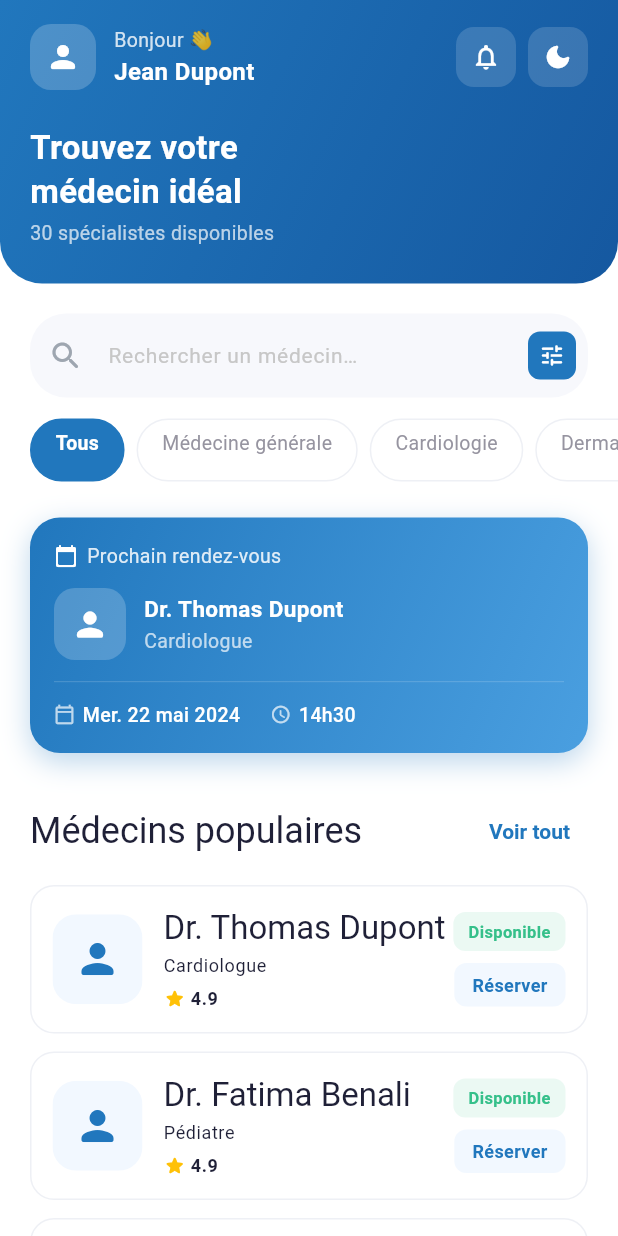
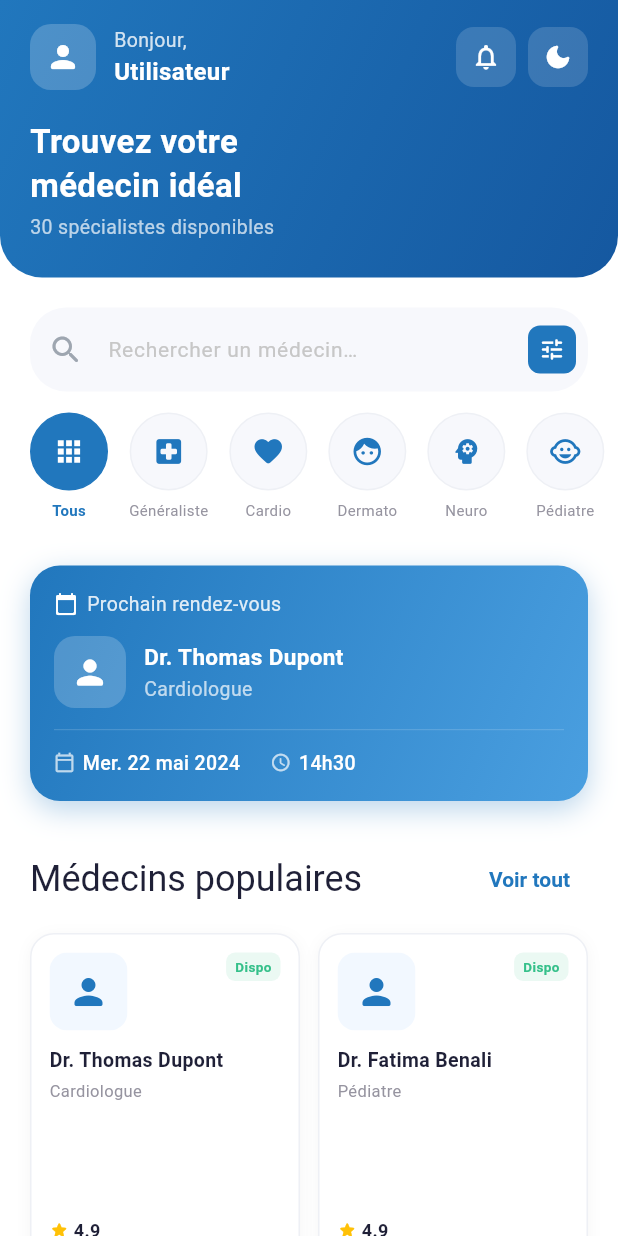
Before and after one commit to Gaye699/carely, a Flutter app: the HomeScreen screen opened directly, on a phone screen of 412 x 824 dp. Run offline on Flutter 3.47's test engine with Material 3 defaults, Android fonts, the phone set to English and light mode, and no system bars; our stand-ins replace flutter_secure_storage, go_router, shared_preferences, sqflite_common_ffi; accounts and stored records are empty; network calls fail.

Commit message:
fix+design: retour navigation, synchro medecins admin/patient, redesign accueil
fix: context.push() au lieu de context.go() pour les fiches medecin (retour OK)
feat: ConsultantRepository charge depuis API backend en priorite, SQLite local en fallback
feat: ConsultantDomain ajoute icones et labels courts pour les chips
design: specialites avec icones rondes au lieu de texte plat
design: liste medecins en grille 2 colonnes au lieu de liste simple
chore: Consultant.fromApiMap() pour parser la reponse backend

Co-Authored-By: Claude Sonnet 4.6 <noreply@anthropic.com>

```diff
--- a/lib/core/models/consultant.dart
+++ b/lib/core/models/consultant.dart
@@ -1,3 +1,5 @@
+import 'package:flutter/material.dart';
+
 class ConsultantDomain {
   ConsultantDomain._();
 
@@ -38,7 +40,50 @@ class ConsultantDomain {
     gynecology: 'Gynécologie',
   };
 
+  static const Map<String, String> shortLabels = {
+    general: 'Généraliste',
+    cardiology: 'Cardio',
+    dermatology: 'Dermato',
+    neurology: 'Neuro',
+    pediatrics: 'Pédiatre',
+    orthopedics: 'Ortho',
+    ophthalmology: 'Ophtalmo',
+    psychiatry: 'Psy',
+    dental: 'Dentiste',
+    gynecology: 'Gynéco',
+  };
+
+  static const Map<String, IconData> icons = {
+    general: Icons.local_hospital_rounded,
+    cardiology: Icons.favorite_rounded,
+    dermatology: Icons.face_rounded,
+    neurology: Icons.psychology_rounded,
+    pediatrics: Icons.child_care_rounded,
+    orthopedics: Icons.accessibility_new_rounded,
+    ophthalmology: Icons.visibility_rounded,
+    psychiatry: Icons.self_improvement_rounded,
+    dental: Icons.medical_services_rounded,
+    gynecology: Icons.pregnant_woman_rounded,
+  };
+
   static String label(String domain) => labels[domain] ?? domain;
+  static String shortLabel(String domain) => shortLabels[domain] ?? labels[domain] ?? domain;
+  static IconData icon(String domain) => icons[domain] ?? Icons.local_hospital_rounded;
+
+  static String fromSpecialty(String specialty) {
+    final s = specialty.toLowerCase();
+    if (s.contains('généraliste') || s.contains('generaliste') || s.contains('général')) return general;
+    if (s.contains('cardio')) return cardiology;
+    if (s.contains('dermato')) return dermatology;
+    if (s.contains('neuro')) return neurology;
+    if (s.contains('pédiat') || s.contains('pediat')) return pediatrics;
+    if (s.contains('orthop')) return orthopedics;
+    if (s.contains('ophtalmo') || s.contains('ophthal')) return ophthalmology;
+    if (s.contains('psychiatr') || s.contains('psy')) return psychiatry;
+    if (s.contains('dentiste') || s.contains('dentist')) return dental;
+    if (s.contains('gynéco') || s.contains('gyneco')) return gynecology;
+    return general;
+  }
 }
 
 class Consultant {
@@ -68,6 +113,7 @@ class Consultant {
     this.updatedAt,
   });
 
+  // From local SQLite
   factory Consultant.fromMap(Map<String, dynamic> map) => Consultant(
         id: map['id'] as int?,
         fullName: map['full_name'] as String,
@@ -81,6 +127,25 @@ class Consultant {
         createdAt: map['created_at'] as String?,
         updatedAt: map['updated_at'] as String?,
       );
+
+  // From backend API (admin-managed doctors)
+  factory Consultant.fromApiMap(Map<String, dynamic> map) {
+    final firstName = map['firstName'] as String? ?? '';
+    final lastName = map['lastName'] as String? ?? '';
+    final specialty = map['specialty'] as String? ?? '';
+    final isActive = map['isActive'];
+
+    return Consultant(
+      id: map['id'] as int?,
+      fullName: 'Dr. $firstName $lastName'.trim(),
+      specialty: specialty,
+      domain: ConsultantDomain.fromSpecialty(specialty),
+      phone: map['phone'] as String?,
+      photoUrl: map['photoUrl'] as String?,
+      rating: (map['rating'] as num?)?.toDouble() ?? 4.5,
+      available: isActive == null || isActive == 1 || isActive == true,
+    );
+  }
 
   Map<String, dynamic> toMap() => {
         if (id != null) 'id': id,
--- a/lib/screens/home/home_screen.dart
+++ b/lib/screens/home/home_screen.dart
@@ -1,8 +1,10 @@
 import 'package:flutter/material.dart';
+import 'package:go_router/go_router.dart';
 import 'package:provider/provider.dart';
 import '../../core/models/consultant.dart';
 import '../../core/providers/consultant_provider.dart';
 import '../../core/providers/theme_provider.dart';
+import '../../core/services/auth_service.dart';
 import '../../core/theme/app_colors.dart';
 
 class HomeScreen extends StatefulWidget {
@@ -12,15 +14,12 @@ class HomeScreen extends StatefulWidget {
 }
 
 class _HomeScreenState extends State<HomeScreen> {
-  // null = "Tous"
   String? _selectedDomain;
 
   @override
   Widget build(BuildContext context) {
     final theme = Theme.of(context);
     final isDark = theme.brightness == Brightness.dark;
-
-    // Watch at the top of build so no Consumer ends up inside slivers.
     final consultantProvider = context.watch<ConsultantProvider>();
 
     final filtered = _selectedDomain == null
@@ -34,13 +33,14 @@ class _HomeScreenState extends State<HomeScreen> {
         child: CustomScrollView(
           slivers: [
             SliverToBoxAdapter(
-              child: _header(context, isDark, consultantProvider.allConsultants.length),
+              child: _header(
+                  context, isDark, consultantProvider.allConsultants.length),
             ),
-            SliverToBoxAdapter(child: _searchBar()),
+            SliverToBoxAdapter(child: _searchBar(context)),
             SliverToBoxAdapter(child: _chips(isDark)),
             SliverToBoxAdapter(
               child: Padding(
-                padding: const EdgeInsets.fromLTRB(20, 24, 20, 0),
+                padding: const EdgeInsets.fromLTRB(20, 20, 20, 0),
                 child: _upcomingCard(),
               ),
             ),
@@ -59,14 +59,13 @@ class _HomeScreenState extends State<HomeScreen> {
                       ),
                     ),
                     TextButton(
-                      onPressed: () {},
+                      onPressed: () => context.go('/search'),
                       child: const Text('Voir tout'),
                     ),
                   ],
                 ),
               ),
             ),
-            // Sliver list — built from plain data, no Consumer wrapper.
             if (consultantProvider.isLoading)
               const SliverToBoxAdapter(
                 child: Padding(
@@ -90,13 +89,20 @@ class _HomeScreenState extends State<HomeScreen> {
                 ),
               )
             else
-              SliverList(
+              SliverPadding(
+                padding: const EdgeInsets.fromLTRB(20, 0, 20, 24),
+                sliver: SliverGrid(
+                  gridDelegate:
+                      const SliverGridDelegateWithFixedCrossAxisCount(
+                    crossAxisCount: 2,
+                    mainAxisSpacing: 12,
+                    crossAxisSpacing: 12,
+                    childAspectRatio: 0.82,
+                  ),
                   delegate: SliverChildBuilderDelegate(
-                  (_, i) => Padding(
-                    padding: const EdgeInsets.fromLTRB(20, 0, 20, 12),
-                    child: _doctorCard(filtered[i], theme, isDark),
+                    (_, i) => _doctorCard(filtered[i], theme, isDark),
+                    childCount: filtered.length,
                   ),
-                  childCount: filtered.length,
                 ),
               ),
             const SliverPadding(padding: EdgeInsets.only(bottom: 24)),
@@ -129,11 +135,8 @@ class _HomeScreenState extends State<HomeScreen> {
                     color: Colors.white.withValues(alpha: 0.2),
                     borderRadius: BorderRadius.circular(14),
                   ),
-                  child: const Icon(
-                    Icons.person_rounded,
-                    color: Colors.white,
-                    size: 24,
-                  ),
+                  child: const Icon(Icons.person_rounded,
+                      color: Colors.white, size: 24),
                 ),
                 const SizedBox(width: 12),
                 Expanded(
@@ -141,27 +144,33 @@ class _HomeScreenState extends State<HomeScreen> {
                     crossAxisAlignment: CrossAxisAlignment.start,
                     children: [
                       Text(
-                        'Bonjour 👋',
+                        'Bonjour,',
                         style: TextStyle(
                             color: Colors.white.withValues(alpha: 0.8),
-                          fontSize: 13,
+                            fontSize: 13),
                       ),
-                      ),
-                      const Text(
-                        'Jean Dupont',
-                        style: TextStyle(
+                      Consumer<AuthService>(
+                        builder: (context, auth, child) {
+                          final user = auth.currentUser;
+                          final name = user != null
+                              ? '${user['firstName'] ?? ''} ${user['lastName'] ?? ''}'
+                                  .trim()
+                              : '';
+                          return Text(
+                            name.isNotEmpty ? name : 'Utilisateur',
+                            style: const TextStyle(
                               color: Colors.white,
                               fontSize: 16,
                               fontWeight: FontWeight.w600,
                             ),
+                          );
+                        },
                       ),
                     ],
                   ),
                 ),
                 _iconBtn(Icons.notifications_outlined),
                 const SizedBox(width: 8),
-                // Consumer<ThemeProvider> is fine here — it's inside
-                // SliverToBoxAdapter's child, not directly in slivers.
                 Consumer<ThemeProvider>(
                   builder: (_, tp, _) => _iconBtn(
                     tp.isDark
@@ -172,7 +181,7 @@ class _HomeScreenState extends State<HomeScreen> {
                 ),
               ],
             ),
-            const SizedBox(height: 24),
+            const SizedBox(height: 20),
             const Text(
               'Trouvez votre\nmédecin idéal',
               style: TextStyle(
@@ -186,9 +195,7 @@ class _HomeScreenState extends State<HomeScreen> {
             Text(
               '$count spécialiste${count == 1 ? '' : 's'} disponibles',
               style: TextStyle(
-                color: Colors.white.withValues(alpha: 0.7),
-                fontSize: 13,
-              ),
+                  color: Colors.white.withValues(alpha: 0.7), fontSize: 13),
             ),
           ],
         ),
@@ -209,8 +216,11 @@ class _HomeScreenState extends State<HomeScreen> {
 
   // ── Search bar ────────────────────────────────────────────────────────
 
-  Widget _searchBar() => Padding(
+  Widget _searchBar(BuildContext context) => Padding(
         padding: const EdgeInsets.fromLTRB(20, 20, 20, 4),
+        child: GestureDetector(
+          onTap: () => context.go('/search'),
+          child: AbsorbPointer(
             child: TextField(
               decoration: InputDecoration(
                 hintText: 'Rechercher un médecin…',
@@ -222,30 +232,35 @@ class _HomeScreenState extends State<HomeScreen> {
                     color: AppColors.primary,
                     borderRadius: BorderRadius.circular(8),
                   ),
-              child: const Icon(
-                Icons.tune_rounded,
-                color: Colors.white,
-                size: 18,
+                  child: const Icon(Icons.tune_rounded,
+                      color: Colors.white, size: 18),
+                ),
               ),
             ),
           ),
         ),
       );
 
-  // ── Domain chips ──────────────────────────────────────────────────────
+  // ── Domain chips with icons ───────────────────────────────────────────
 
   Widget _chips(bool isDark) => SizedBox(
-        height: 52,
+        height: 92,
         child: ListView(
           scrollDirection: Axis.horizontal,
           padding: const EdgeInsets.fromLTRB(20, 10, 20, 0),
           children: [
-            _chip(label: 'Tous', domain: null, isDark: isDark),
+            _iconChip(
+              label: 'Tous',
+              icon: Icons.apps_rounded,
+              domain: null,
+              isDark: isDark,
+            ),
             ...ConsultantDomain.all.map(
               (d) => Padding(
-                padding: const EdgeInsets.only(left: 8),
-                child: _chip(
-                  label: ConsultantDomain.label(d),
+                padding: const EdgeInsets.only(left: 14),
+                child: _iconChip(
+                  label: ConsultantDomain.shortLabel(d),
+                  icon: ConsultantDomain.icon(d),
                   domain: d,
                   isDark: isDark,
                 ),
@@ -255,20 +270,27 @@ class _HomeScreenState extends State<HomeScreen> {
         ),
       );
 
-  Widget _chip({
+  Widget _iconChip({
     required String label,
+    required IconData icon,
     required String? domain,
     required bool isDark,
   }) {
     final selected = _selectedDomain == domain;
     return GestureDetector(
       onTap: () => setState(() => _selectedDomain = domain),
-      child: AnimatedContainer(
+      child: Column(
+        mainAxisSize: MainAxisSize.min,
+        children: [
+          AnimatedContainer(
             duration: const Duration(milliseconds: 200),
-        padding: const EdgeInsets.symmetric(horizontal: 16, vertical: 6),
+            width: 52,
+            height: 52,
             decoration: BoxDecoration(
-          color: selected ? AppColors.primary : Colors.transparent,
-          borderRadius: BorderRadius.circular(50),
+              color: selected
+                  ? AppColors.primary
+                  : (isDark ? AppColors.cardDark : AppColors.grey50),
+              shape: BoxShape.circle,
               border: Border.all(
                 color: selected
                     ? AppColors.primary
@@ -277,18 +299,31 @@ class _HomeScreenState extends State<HomeScreen> {
                         : AppColors.borderLight,
               ),
             ),
-        child: Text(
+            child: Icon(
+              icon,
+              color: selected
+                  ? Colors.white
+                  : (isDark
+                      ? AppColors.textSecondaryDark
+                      : AppColors.primary),
+              size: 22,
+            ),
+          ),
+          const SizedBox(height: 6),
+          Text(
             label,
             style: TextStyle(
-            fontSize: 13,
-            fontWeight: selected ? FontWeight.w600 : FontWeight.w400,
+              fontSize: 10,
+              fontWeight:
+                  selected ? FontWeight.w600 : FontWeight.w400,
               color: selected
-                ? Colors.white
+                  ? AppColors.primary
                   : isDark
                       ? AppColors.textSecondaryDark
                       : AppColors.textSecondaryLight,
             ),
           ),
+        ],
       ),
     );
   }
@@ -313,18 +348,14 @@ class _HomeScreenState extends State<HomeScreen> {
           children: [
             Row(
               children: [
-                const Icon(
-                  Icons.calendar_today_rounded,
-                  color: Colors.white,
-                  size: 16,
-                ),
+                const Icon(Icons.calendar_today_rounded,
+                    color: Colors.white, size: 16),
                 const SizedBox(width: 6),
                 Text(
                   'Prochain rendez-vous',
                   style: TextStyle(
                       color: Colors.white.withValues(alpha: 0.85),
-                    fontSize: 13,
-                  ),
+                      fontSize: 13),
                 ),
               ],
             ),
@@ -338,11 +369,8 @@ class _HomeScreenState extends State<HomeScreen> {
                     color: Colors.white.withValues(alpha: 0.2),
                     borderRadius: BorderRadius.circular(14),
                   ),
-                  child: const Icon(
-                    Icons.person_rounded,
-                    color: Colors.white,
-                    size: 26,
-                  ),
+                  child: const Icon(Icons.person_rounded,
+                      color: Colors.white, size: 26),
                 ),
                 const SizedBox(width: 12),
                 const Expanded(
@@ -354,14 +382,12 @@ class _HomeScreenState extends State<HomeScreen> {
                         style: TextStyle(
                             color: Colors.white,
                             fontSize: 15,
-                          fontWeight: FontWeight.w600,
-                        ),
+                            fontWeight: FontWeight.w600),
                       ),
                       SizedBox(height: 2),
-                      Text(
-                        'Cardiologue',
-                        style: TextStyle(color: Colors.white70, fontSize: 13),
-                      ),
+                      Text('Cardiologue',
+                          style:
+                              TextStyle(color: Colors.white70, fontSize: 13)),
                     ],
                   ),
                 ),
@@ -385,105 +411,105 @@ class _HomeScreenState extends State<HomeScreen> {
         children: [
           Icon(icon, color: Colors.white70, size: 14),
           const SizedBox(width: 5),
-          Text(
-            text,
+          Text(text,
               style: const TextStyle(
                   color: Colors.white,
                   fontSize: 13,
-              fontWeight: FontWeight.w500,
-            ),
-          ),
+                  fontWeight: FontWeight.w500)),
         ],
       );
 
-  // ── Doctor card ────────────────────────────────────────────────────────
+  // ── Doctor card (grid) ────────────────────────────────────────────────
 
   Widget _doctorCard(Consultant c, ThemeData theme, bool isDark) =>
       GestureDetector(
-        onTap: () {},
+        onTap: () => context.push('/doctor/${c.id}'),
         child: Container(
-          padding: const EdgeInsets.all(14),
+          padding: const EdgeInsets.all(12),
           decoration: BoxDecoration(
             color: isDark ? AppColors.cardDark : AppColors.cardLight,
             borderRadius: BorderRadius.circular(16),
             border: Border.all(
               color: isDark ? AppColors.borderDark : AppColors.borderLight,
             ),
+            boxShadow: [
+              if (!isDark)
+                BoxShadow(
+                  color: Colors.black.withValues(alpha: 0.04),
+                  blurRadius: 8,
+                  offset: const Offset(0, 2),
                 ),
-          child: Row(
-            children: [
-              _photo(c.photoUrl),
-              const SizedBox(width: 14),
-              Expanded(
+            ],
+          ),
           child: Column(
             crossAxisAlignment: CrossAxisAlignment.start,
             children: [
+              Row(
+                crossAxisAlignment: CrossAxisAlignment.start,
+                children: [
+                  _photo(c.photoUrl),
+                  const Spacer(),
+                  Container(
+                    padding: const EdgeInsets.symmetric(
+                        horizontal: 6, vertical: 3),
+                    decoration: BoxDecoration(
+                      color: c.available
+                          ? AppColors.success.withValues(alpha: 0.1)
+                          : AppColors.error.withValues(alpha: 0.1),
+                      borderRadius: BorderRadius.circular(6),
+                    ),
+                    child: Text(
+                      c.available ? 'Dispo' : 'Indispo',
+                      style: TextStyle(
+                        fontSize: 9,
+                        fontWeight: FontWeight.w700,
+                        color: c.available
+                            ? AppColors.success
+                            : AppColors.error,
+                      ),
+                    ),
+                  ),
+                ],
+              ),
+              const SizedBox(height: 10),
               Text(
                 c.fullName,
-                      style: theme.textTheme.titleLarge?.copyWith(
+                style: TextStyle(
+                  fontWeight: FontWeight.w700,
+                  fontSize: 13,
                   color: isDark
                       ? AppColors.textPrimaryDark
                       : AppColors.textPrimaryLight,
                 ),
+                maxLines: 2,
+                overflow: TextOverflow.ellipsis,
+              ),
+              const SizedBox(height: 3),
+              Text(
+                c.specialty,
+                style: TextStyle(
+                  fontSize: 11,
+                  color: isDark
+                      ? AppColors.textSecondaryDark
+                      : AppColors.textSecondaryLight,
+                ),
                 maxLines: 1,
                 overflow: TextOverflow.ellipsis,
               ),
-                    const SizedBox(height: 3),
-                    Text(c.specialty, style: theme.textTheme.bodySmall),
-                    const SizedBox(height: 6),
+              const Spacer(),
               Row(
                 children: [
                   const Icon(Icons.star_rounded,
-                            color: AppColors.star, size: 15),
+                      color: AppColors.star, size: 13),
                   const SizedBox(width: 3),
                   Text(
                     c.rating.toStringAsFixed(1),
-                          style: theme.textTheme.bodySmall
-                              ?.copyWith(fontWeight: FontWeight.w600),
-                        ),
-                      ],
-                    ),
-                  ],
-                ),
-              ),
-              Column(
-                crossAxisAlignment: CrossAxisAlignment.end,
-                children: [
-                  Container(
-                    padding: const EdgeInsets.symmetric(
-                        horizontal: 10, vertical: 5),
-                    decoration: BoxDecoration(
-                      color: c.available
-                          ? AppColors.success.withValues(alpha: 0.1)
-                          : AppColors.error.withValues(alpha: 0.1),
-                      borderRadius: BorderRadius.circular(8),
-                    ),
-                    child: Text(
-                      c.available ? 'Disponible' : 'Indisponible',
                     style: TextStyle(
-                        color: c.available
-                            ? AppColors.success
-                            : AppColors.error,
-                        fontSize: 11,
-                        fontWeight: FontWeight.w600,
-                      ),
-                    ),
-                  ),
-                  const SizedBox(height: 8),
-                  Container(
-                    padding: const EdgeInsets.symmetric(
-                        horizontal: 12, vertical: 6),
-                    decoration: BoxDecoration(
-                      color: AppColors.primaryLight,
-                      borderRadius: BorderRadius.circular(8),
-                    ),
-                    child: const Text(
-                      'Réserver',
-                      style: TextStyle(
-                        color: AppColors.primary,
                       fontSize: 12,
                       fontWeight: FontWeight.w600,
-                      ),
+                      color: isDark
+                          ? AppColors.textPrimaryDark
+                          : AppColors.textPrimaryLight,
                     ),
                   ),
                 ],
@@ -494,16 +520,14 @@ class _HomeScreenState extends State<HomeScreen> {
       );
 
   Widget _photo(String? url) => ClipRRect(
-        borderRadius: BorderRadius.circular(16),
+        borderRadius: BorderRadius.circular(12),
         child: SizedBox(
-          width: 60,
-          height: 60,
+          width: 52,
+          height: 52,
           child: url != null
-              ? Image.network(
-                  url,
+              ? Image.network(url,
                   fit: BoxFit.cover,
-                  errorBuilder: (_, _, _) => _avatarFallback(),
-                )
+                  errorBuilder: (_, _, _) => _avatarFallback())
               : _avatarFallback(),
         ),
       );
@@ -512,7 +536,6 @@ class _HomeScreenState extends State<HomeScreen> {
         color: AppColors.primaryLight,
         child: const Center(
             child:
-              Icon(Icons.person_rounded, color: AppColors.primary, size: 32),
-        ),
+                Icon(Icons.person_rounded, color: AppColors.primary, size: 28)),
       );
 }
```
Also changed, not shown: lib/core/repositories/consultant_repository.dart (+47 -19 lines), lib/screens/search/search_screen.dart (+8 -3 lines). Lines whose indentation alone changed are shown as unchanged.
